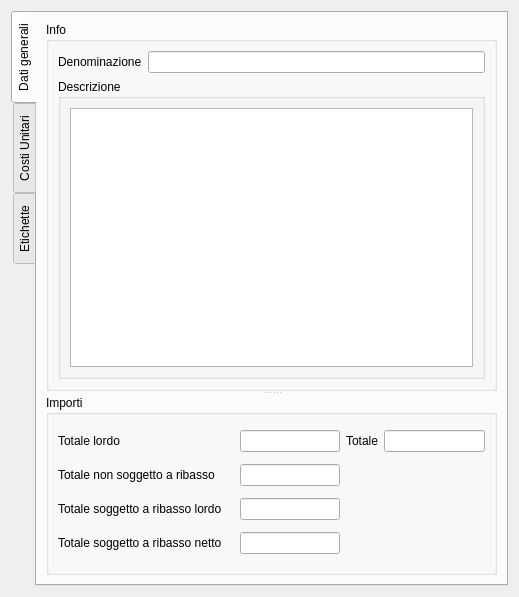
mickele77/qcost, file qcostgui/accountingbilldatagui.ui: the form before one commit.
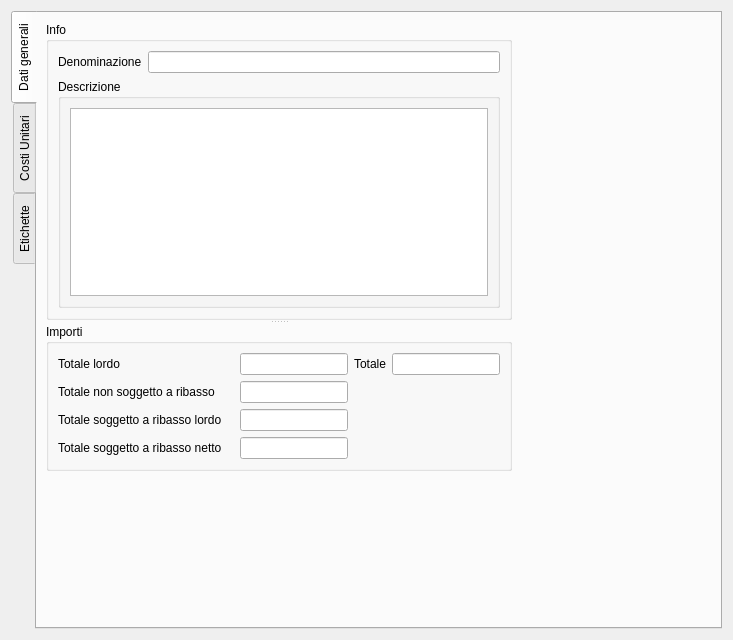
The form after the commit. The open tabs and pages were chosen to show the change.

Commit message: Piccole modifiche nell'interfaccia

Diff of the .ui file:
```diff
--- a/qcostgui/accountingbilldatagui.ui
+++ b/qcostgui/accountingbilldatagui.ui
@@ -6,8 +6,8 @@
    <rect>
     <x>0</x>
     <y>0</y>
-    <width>519</width>
-    <height>597</height>
+    <width>733</width>
+    <height>640</height>
    </rect>
   </property>
   <property name="windowTitle">
@@ -27,6 +27,19 @@
        <string>Dati generali</string>
       </attribute>
       <layout class="QGridLayout" name="gridLayout_12">
+       <item row="0" column="1">
+        <spacer name="horizontalSpacer">
+         <property name="orientation">
+          <enum>Qt::Horizontal</enum>
+         </property>
+         <property name="sizeHint" stdset="0">
+          <size>
+           <width>40</width>
+           <height>20</height>
+          </size>
+         </property>
+        </spacer>
+       </item>
        <item row="0" column="0">
         <widget class="QSplitter" name="splitter_2">
          <property name="orientation">
@@ -160,6 +173,19 @@
          </widget>
         </widget>
        </item>
+       <item row="1" column="0">
+        <spacer name="verticalSpacer">
+         <property name="orientation">
+          <enum>Qt::Vertical</enum>
+         </property>
+         <property name="sizeHint" stdset="0">
+          <size>
+           <width>20</width>
+           <height>40</height>
+          </size>
+         </property>
+        </spacer>
+       </item>
       </layout>
      </widget>
      <widget class="QWidget" name="tab">
```
Left out of the diff: 15 changed lines with no effect on the pictures. The commit also changes 6 other files.
